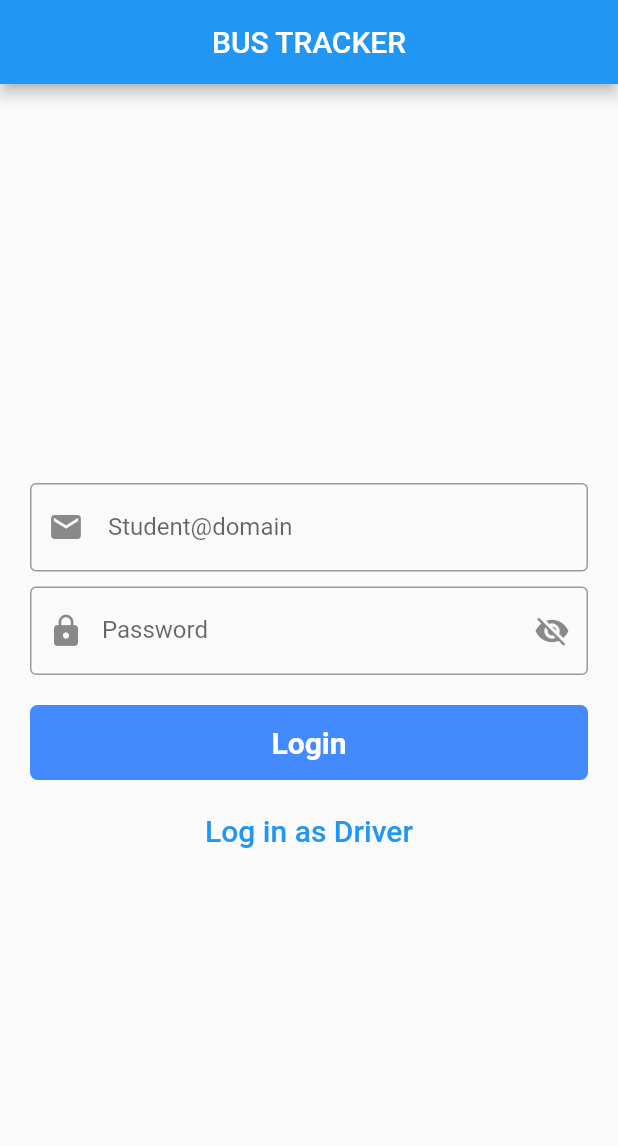
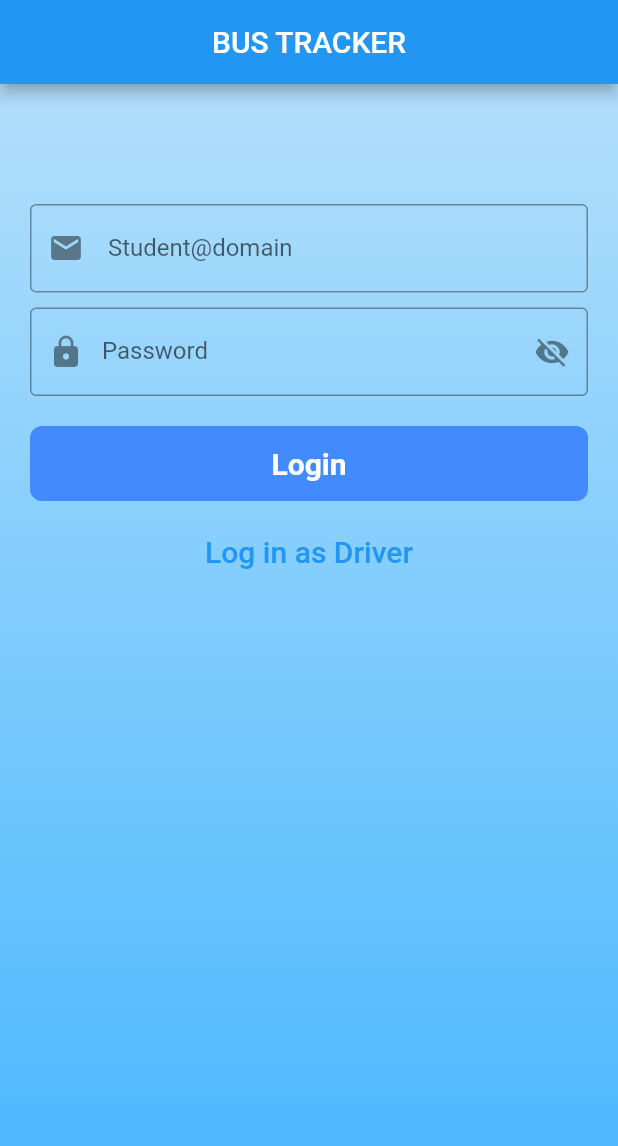
Before and after one commit to top2429/Bus-Tracking-System, a Flutter app: the screen it shows after launch, on a phone screen of 412 x 824 dp. Shown: the top 1146 px of the screen. Run offline on Flutter 3.47's test engine with Material 2 defaults, Android fonts, the phone set to English and light mode, and no system bars; our stand-ins replace cloud_firestore, firebase_auth, firebase_core, flutter_map, geolocator, latlong2 and 1 more; accounts and stored records are empty.

Commit message:
changed the color

```diff
--- a/src/bus_tracking_system/lib/screen/ui.dart
+++ b/src/bus_tracking_system/lib/screen/ui.dart
@@ -10,6 +10,7 @@ import 'package:flutter/material.dart';
 import 'package:bus_tracking_system/screen/locations_page.dart';
 import 'package:firebase_auth/firebase_auth.dart';
 import 'package:firebase_core/firebase_core.dart';
+import 'package:flutter/services.dart';
 
 class UI extends StatefulWidget {
   //is a
@@ -42,7 +43,23 @@ class _UIState extends State<UI> {
           'BUS TRACKER',
         ),
       ),
-      body: Center(
+      body: AnnotatedRegion<SystemUiOverlayStyle>(
+        value: SystemUiOverlayStyle.light,
+        child: GestureDetector(
+          child: Stack(children: <Widget>[
+            Container(
+              height: double.infinity,
+              width: double.infinity,
+              decoration: BoxDecoration(
+                  gradient: LinearGradient(
+                      begin: Alignment.topCenter,
+                      end: Alignment.bottomCenter,
+                      colors: [
+                    Color(0x6645b6fe),
+                    Color(0x9945b6fe),
+                    Color(0xcc45b6fe),
+                    Color(0xff45b6fe),
+                  ])),
               child: Padding(
                 padding: EdgeInsets.symmetric(horizontal: 20, vertical: 60),
                 child: Form(
@@ -64,7 +81,8 @@ class _UIState extends State<UI> {
                           keyboardType: TextInputType.emailAddress,
                           controller: emailController,
                           decoration: InputDecoration(
-                      labelText: isStudent ? " Student@domain" : "driver@email",
+                            labelText:
+                                isStudent ? " Student@domain" : "driver@email",
                             border: OutlineInputBorder(),
                             prefixIcon: Icon(Icons.email),
                           ),
@@ -128,7 +146,7 @@ class _UIState extends State<UI> {
                             height: 50,
                             decoration: BoxDecoration(
                               color: Colors.blueAccent,
-                        borderRadius: BorderRadius.circular(5),
+                              borderRadius: BorderRadius.circular(8),
                             ),
                             child: Center(
                               child: Text(
@@ -146,12 +164,17 @@ class _UIState extends State<UI> {
                         TextButton(
                           onPressed: toggleLoginOption,
                           child: Text(
-                      isStudent ? 'Log in as Driver' : 'Log in as Student',
+                            isStudent
+                                ? 'Log in as Driver'
+                                : 'Log in as Student',
                             style: TextStyle(fontSize: 20),
                           ),
                         ),
                       ],
                     ))),
+              ),
+            )
+          ]),
         ),
       ),
     );
```
Lines whose indentation alone changed are shown as unchanged.
